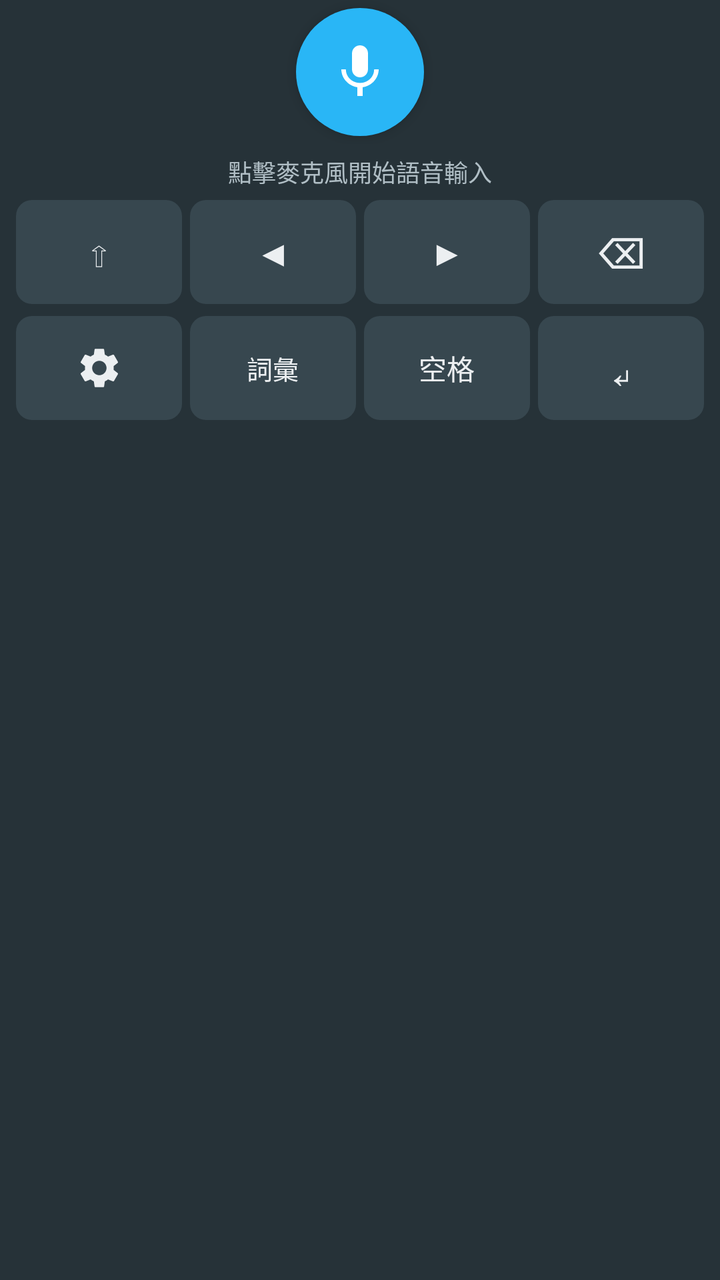
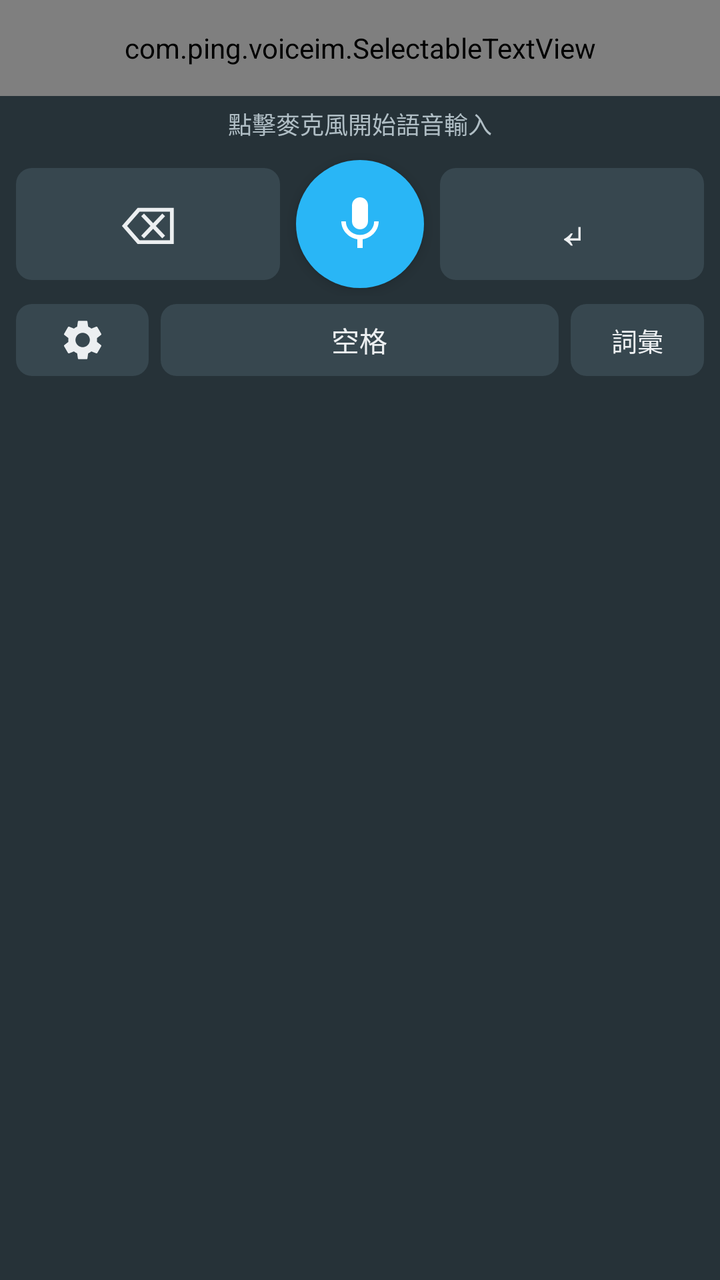

Two renders of the same Android screen: before a commit and after it. Below are the layout's source before the change and the commit's diff.
<!-- AndroidManifest.xml: application theme Theme.VoiceAssistant -->
<!-- res/layout/ime_keyboard.xml -->
<?xml version="1.0" encoding="utf-8"?>
<LinearLayout xmlns:android="http://schemas.android.com/apk/res/android"
    xmlns:app="http://schemas.android.com/apk/res-auto"
    android:layout_width="match_parent"
    android:layout_height="wrap_content"
    android:orientation="vertical"
    android:background="@color/ime_bg"
    android:paddingBottom="8dp">

    
    <ScrollView
        android:id="@+id/scroll_suggestions"
        android:layout_width="match_parent"
        android:layout_height="wrap_content"
        android:maxHeight="40dp"
        android:background="@color/ime_preview_bg"
        android:visibility="gone"
        android:paddingStart="8dp"
        android:paddingEnd="8dp"
        android:paddingTop="2dp"
        android:paddingBottom="2dp">
        <com.google.android.material.chip.ChipGroup
            android:id="@+id/ll_suggestions"
            android:layout_width="match_parent"
            android:layout_height="wrap_content"
            app:chipSpacingHorizontal="4dp"
            app:chipSpacingVertical="2dp" />
    </ScrollView>

    

    <LinearLayout
        android:id="@+id/layout_mic_row"
        android:layout_width="match_parent"
        android:layout_height="72dp"
        android:orientation="horizontal"
        android:gravity="center">

        <ImageButton
            android:id="@+id/btn_mic"
            android:layout_width="64dp"
            android:layout_height="64dp"
            android:src="@drawable/ic_mic"
            android:background="@drawable/mic_bg"
            android:contentDescription="語音輸入"
            android:scaleType="centerInside"
            android:padding="14dp"
            android:elevation="4dp" />
    </LinearLayout>

    <LinearLayout
        android:id="@+id/layout_candidate_top"
        android:layout_width="match_parent"
        android:layout_height="wrap_content"
        android:orientation="vertical"
        android:visibility="gone">

        
        <TextView
            android:id="@+id/tv_selected_range"
            android:layout_width="match_parent"
            android:layout_height="32dp"
            android:gravity="center_vertical"
            android:paddingStart="12dp"
            android:paddingEnd="12dp"
            android:textSize="12sp"
            android:textColor="@color/ime_status_text"
            android:singleLine="true" />

        <ScrollView
            android:layout_width="match_parent"
            android:layout_height="wrap_content"
            android:maxHeight="96dp"
            android:paddingStart="8dp"
            android:paddingEnd="8dp"
            android:paddingTop="4dp"
            android:paddingBottom="4dp">
            <com.google.android.material.chip.ChipGroup
                android:id="@+id/ll_candidates"
                android:layout_width="match_parent"
                android:layout_height="wrap_content"
                app:chipSpacingHorizontal="4dp"
                app:chipSpacingVertical="2dp" />
        </ScrollView>
    </LinearLayout>

    
    <TextView
        android:id="@+id/tv_preview"
        android:layout_width="match_parent"
        android:layout_height="wrap_content"
        android:minHeight="32dp"
        android:gravity="center_vertical"
        android:paddingStart="12dp"
        android:paddingEnd="12dp"
        android:background="@color/ime_preview_bg"
        android:textSize="14sp"
        android:textColor="@color/ime_status_text"
        android:visibility="gone" />

    
    <ProgressBar
        android:id="@+id/progress_bar"
        style="@android:style/Widget.ProgressBar.Horizontal"
        android:layout_width="match_parent"
        android:layout_height="4dp"
        android:max="100"
        android:visibility="gone"
        android:progressTint="@color/ime_accent" />

    
    <TextView
        android:id="@+id/tv_status"
        android:layout_width="match_parent"
        android:layout_height="28dp"
        android:gravity="center"
        android:textSize="12sp"
        android:textColor="@color/ime_status_text"
        android:text="點擊麥克風開始語音輸入" />

    
    <LinearLayout
        android:layout_width="match_parent"
        android:layout_height="52dp"
        android:orientation="horizontal"
        android:paddingStart="8dp"
        android:paddingEnd="8dp">

        <TextView
            android:id="@+id/btn_shift"
            android:layout_width="0dp"
            android:layout_height="match_parent"
            android:layout_weight="1"
            android:gravity="center"
            android:text="⇧"
            android:textSize="18sp"
            android:textColor="@color/ime_key_text"
            android:background="@drawable/key_bg" />

        <Space android:layout_width="4dp" android:layout_height="0dp" />

        <TextView
            android:id="@+id/btn_sel_expand_left"
            android:layout_width="0dp"
            android:layout_height="match_parent"
            android:layout_weight="1"
            android:gravity="center"
            android:text="◀"
            android:textSize="18sp"
            android:textColor="@color/ime_key_text"
            android:background="@drawable/key_bg" />

        <Space android:layout_width="4dp" android:layout_height="0dp" />

        <TextView
            android:id="@+id/btn_sel_expand_right"
            android:layout_width="0dp"
            android:layout_height="match_parent"
            android:layout_weight="1"
            android:gravity="center"
            android:text="▶"
            android:textSize="18sp"
            android:textColor="@color/ime_key_text"
            android:background="@drawable/key_bg" />

        <Space android:layout_width="4dp" android:layout_height="0dp" />

        <TextView
            android:id="@+id/btn_backspace"
            android:layout_width="0dp"
            android:layout_height="match_parent"
            android:layout_weight="1"
            android:gravity="center"
            android:text="⌫"
            android:textSize="22sp"
            android:textColor="@color/ime_key_text"
            android:background="@drawable/key_bg" />
    </LinearLayout>

    <Space android:layout_width="0dp" android:layout_height="6dp" />

    <LinearLayout
        android:layout_width="match_parent"
        android:layout_height="52dp"
        android:orientation="horizontal"
        android:paddingStart="8dp"
        android:paddingEnd="8dp">

        <ImageButton
            android:id="@+id/btn_settings"
            android:layout_width="0dp"
            android:layout_height="match_parent"
            android:layout_weight="1"
            android:src="@drawable/ic_settings"
            android:background="@drawable/key_bg"
            android:contentDescription="設定"
            android:scaleType="centerInside"
            android:padding="12dp" />

        <Space android:layout_width="4dp" android:layout_height="0dp" />

        <FrameLayout
            android:layout_width="0dp"
            android:layout_height="match_parent"
            android:layout_weight="1">

            <TextView
                android:id="@+id/btn_dict_insert"
                android:layout_width="match_parent"
                android:layout_height="match_parent"
                android:gravity="center"
                android:text="詞彙"
                android:textSize="13sp"
                android:textColor="@color/ime_key_text"
                android:background="@drawable/key_bg" />

            <TextView
                android:id="@+id/btn_cancel_selection"
                android:layout_width="match_parent"
                android:layout_height="match_parent"
                android:gravity="center"
                android:visibility="gone"
                android:text="關閉"
                android:textSize="13sp"
                android:textColor="@color/ime_key_text"
                android:background="@drawable/key_bg" />
        </FrameLayout>

        <Space android:layout_width="4dp" android:layout_height="0dp" />

        <TextView
            android:id="@+id/btn_space"
            android:layout_width="0dp"
            android:layout_height="match_parent"
            android:layout_weight="1"
            android:gravity="center"
            android:text="空格"
            android:textSize="14sp"
            android:textColor="@color/ime_key_text"
            android:background="@drawable/key_bg" />

        <Space android:layout_width="4dp" android:layout_height="0dp" />

        <TextView
            android:id="@+id/btn_enter"
            android:layout_width="0dp"
            android:layout_height="match_parent"
            android:layout_weight="1"
            android:gravity="center"
            android:text="↵"
            android:textSize="22sp"
            android:textColor="@color/ime_key_text"
            android:background="@drawable/key_bg" />
    </LinearLayout>

</LinearLayout>
<!-- resources referenced by this layout -->
<resources>
  <color name="ime_accent">#29B6F6</color>
  <color name="ime_bg">#263238</color>
  <color name="ime_key_text">#ECEFF1</color>
  <color name="ime_preview_bg">#1C272C</color>
  <color name="ime_status_text">#B0BEC5</color>
  <!-- drawable ic_mic (drawable) -->
  <?xml version="1.0" encoding="utf-8"?>
  <vector xmlns:android="http://schemas.android.com/apk/res/android"
      android:width="32dp"
      android:height="32dp"
      android:viewportWidth="24"
      android:viewportHeight="24">
      <path
          android:fillColor="#FFFFFF"
          android:pathData="M12,14c1.66,0 2.99,-1.34 2.99,-3L15,5c0,-1.66 -1.34,-3 -3,-3S9,3.34 9,5v6c0,1.66 1.34,3 3,3z"/>
      <path
          android:fillColor="#FFFFFF"
          android:pathData="M17.3,11c0,3 -2.54,5.1 -5.3,5.1S6.7,14 6.7,11H5c0,3.41 2.72,6.23 6,6.72V21h2v-3.28c3.28,-0.48 6,-3.3 6,-6.72h-1.7z"/>
  </vector>
  <!-- drawable ic_settings (drawable) -->
  <?xml version="1.0" encoding="utf-8"?>
  <vector xmlns:android="http://schemas.android.com/apk/res/android"
      android:width="24dp"
      android:height="24dp"
      android:viewportWidth="24"
      android:viewportHeight="24">
      <path
          android:fillColor="@color/ime_key_icon"
          android:pathData="M19.14,12.94c0.04,-0.3 0.06,-0.61 0.06,-0.94c0,-0.32 -0.02,-0.64 -0.07,-0.94l2.03,-1.58c0.18,-0.14 0.23,-0.41 0.12,-0.61l-1.92,-3.32c-0.12,-0.22 -0.37,-0.29 -0.59,-0.22l-2.39,0.96c-0.5,-0.38 -1.03,-0.7 -1.62,-0.94L14.4,2.81c-0.04,-0.24 -0.24,-0.41 -0.48,-0.41h-3.84c-0.24,0 -0.43,0.17 -0.47,0.41L9.25,5.35C8.66,5.59 8.12,5.92 7.63,6.29L5.24,5.33c-0.22,-0.08 -0.47,0 -0.59,0.22L2.74,8.87C2.62,9.08 2.66,9.34 2.86,9.48l2.03,1.58C4.84,11.36 4.8,11.69 4.8,12s0.02,0.64 0.07,0.94l-2.03,1.58c-0.18,0.14 -0.23,0.41 -0.12,0.61l1.92,3.32c0.12,0.22 0.37,0.29 0.59,0.22l2.39,-0.96c0.5,0.38 1.03,0.7 1.62,0.94l0.36,2.54c0.05,0.24 0.24,0.41 0.48,0.41h3.84c0.24,0 0.44,-0.17 0.47,-0.41l0.36,-2.54c0.59,-0.24 1.13,-0.56 1.62,-0.94l2.39,0.96c0.22,0.08 0.47,0 0.59,-0.22l1.92,-3.32c0.12,-0.22 0.07,-0.47 -0.12,-0.61L19.14,12.94zM12,15.6c-1.98,0 -3.6,-1.62 -3.6,-3.6s1.62,-3.6 3.6,-3.6s3.6,1.62 3.6,3.6S13.98,15.6 12,15.6z"/>
  </vector>
  <!-- drawable key_bg (drawable) -->
  <?xml version="1.0" encoding="utf-8"?>
  <shape xmlns:android="http://schemas.android.com/apk/res/android"
      android:shape="rectangle">
      <solid android:color="@color/ime_key_bg" />
      <corners android:radius="8dp" />
  </shape>
  <!-- drawable mic_bg (drawable) -->
  <?xml version="1.0" encoding="utf-8"?>
  <shape xmlns:android="http://schemas.android.com/apk/res/android"
      android:shape="oval">
      <solid android:color="@color/ime_accent" />
  </shape>
  <style name="Theme.VoiceAssistant" parent="Theme.MaterialComponents.DayNight.NoActionBar">
          <item name="colorPrimary">@color/ime_accent</item>
          <item name="colorPrimaryDark">#0288D1</item>
          <item name="colorAccent">@color/ime_accent</item>
      </style>
  <color name="ime_key_icon">#ECEFF1</color>
  <color name="ime_key_bg">#37474F</color>
</resources>

<!-- the commit's change to res/layout/ime_keyboard.xml (unified diff, before → after) -->
@@ -1,11 +1,30 @@
 <?xml version="1.0" encoding="utf-8"?>
 <LinearLayout xmlns:android="http://schemas.android.com/apk/res/android"
-    xmlns:app="http://schemas.android.com/apk/res-auto"
     android:layout_width="match_parent"
     android:layout_height="wrap_content"
     android:orientation="vertical"
     android:background="@color/ime_bg"
     android:paddingBottom="8dp">
+
+    
+    <HorizontalScrollView
+        android:layout_width="match_parent"
+        android:layout_height="48dp"
+        android:background="@color/ime_preview_bg"
+        android:fillViewport="true">
+        <com.ping.voiceim.SelectableTextView
+            android:id="@+id/tv_transcription"
+            android:layout_width="wrap_content"
+            android:layout_height="match_parent"
+            android:gravity="center_vertical"
+            android:paddingStart="12dp"
+            android:paddingEnd="12dp"
+            android:textSize="18sp"
+            android:textColor="@color/ime_preview_text"
+            android:hint="辨識結果將顯示於此"
+            android:textColorHint="#888888"
+            android:singleLine="true" />
+    </HorizontalScrollView>
 
     
     <ScrollView
@@ -24,36 +43,140 @@
             android:layout_width="match_parent"
             android:layout_height="wrap_content"
             app:chipSpacingHorizontal="4dp"
-            app:chipSpacingVertical="2dp" />
+            app:chipSpacingVertical="2dp"
+            xmlns:app="http://schemas.android.com/apk/res-auto" />
     </ScrollView>
 
     
-
+    <ProgressBar
+        android:id="@+id/progress_bar"
+        style="@android:style/Widget.ProgressBar.Horizontal"
+        android:layout_width="match_parent"
+        android:layout_height="4dp"
+        android:max="100"
+        android:visibility="gone"
+        android:progressTint="@color/ime_accent" />
+
+    
+    <TextView
+        android:id="@+id/tv_status"
+        android:layout_width="match_parent"
+        android:layout_height="28dp"
+        android:gravity="center"
+        android:textSize="12sp"
+        android:textColor="@color/ime_status_text"
+        android:text="點擊麥克風開始語音輸入" />
+
+    
     <LinearLayout
-        android:id="@+id/layout_mic_row"
-        android:layout_width="match_parent"
-        android:layout_height="72dp"
-        android:orientation="horizontal"
-        android:gravity="center">
-
-        <ImageButton
-            android:id="@+id/btn_mic"
-            android:layout_width="64dp"
-            android:layout_height="64dp"
-            android:src="@drawable/ic_mic"
-            android:background="@drawable/mic_bg"
-            android:contentDescription="語音輸入"
-            android:scaleType="centerInside"
-            android:padding="14dp"
-            android:elevation="4dp" />
+        android:id="@+id/layout_normal_controls"
+        android:layout_width="match_parent"
+        android:layout_height="wrap_content"
+        android:orientation="vertical">
+
+        
+        <LinearLayout
+            android:layout_width="match_parent"
+            android:layout_height="72dp"
+            android:orientation="horizontal"
+            android:gravity="center_vertical"
+            android:paddingStart="8dp"
+            android:paddingEnd="8dp">
+
+            <TextView
+                android:id="@+id/btn_backspace"
+                android:layout_width="0dp"
+                android:layout_height="56dp"
+                android:layout_weight="1"
+                android:gravity="center"
+                android:text="⌫"
+                android:textSize="26sp"
+                android:textColor="@color/ime_key_text"
+                android:background="@drawable/key_bg" />
+
+            <Space android:layout_width="8dp" android:layout_height="0dp" />
+
+            <ImageButton
+                android:id="@+id/btn_mic"
+                android:layout_width="64dp"
+                android:layout_height="64dp"
+                android:src="@drawable/ic_mic"
+                android:background="@drawable/mic_bg"
+                android:contentDescription="語音輸入"
+                android:scaleType="centerInside"
+                android:padding="14dp"
+                android:elevation="4dp" />
+
+            <Space android:layout_width="8dp" android:layout_height="0dp" />
+
+            <TextView
+                android:id="@+id/btn_enter"
+                android:layout_width="0dp"
+                android:layout_height="56dp"
+                android:layout_weight="1"
+                android:gravity="center"
+                android:text="↵"
+                android:textSize="26sp"
+                android:textColor="@color/ime_key_text"
+                android:background="@drawable/key_bg" />
+        </LinearLayout>
+
+        
+        <LinearLayout
+            android:layout_width="match_parent"
+            android:layout_height="44dp"
+            android:orientation="horizontal"
+            android:paddingStart="8dp"
+            android:paddingEnd="8dp"
+            android:gravity="center_vertical">
+
+            <ImageButton
+                android:id="@+id/btn_settings"
+                android:layout_width="0dp"
+                android:layout_height="36dp"
+                android:layout_weight="1"
+                android:src="@drawable/ic_settings"
+                android:background="@drawable/key_bg"
+                android:contentDescription="詞彙設定"
+                android:scaleType="centerInside"
+                android:padding="6dp" />
+
+            <Space android:layout_width="6dp" android:layout_height="0dp" />
+
+            <TextView
+                android:id="@+id/btn_space"
+                android:layout_width="0dp"
+                android:layout_height="36dp"
+                android:layout_weight="3"
+                android:gravity="center"
+                android:text="空格"
+                android:textSize="14sp"
+                android:textColor="@color/ime_key_text"
+                android:background="@drawable/key_bg" />
+
+            <Space android:layout_width="6dp" android:layout_height="0dp" />
+
+            <TextView
+                android:id="@+id/btn_dict_insert"
+                android:layout_width="0dp"
+                android:layout_height="36dp"
+                android:layout_weight="1"
+                android:gravity="center"
+                android:text="詞彙"
+                android:textSize="13sp"
+                android:textColor="@color/ime_key_text"
+                android:background="@drawable/key_bg" />
+        </LinearLayout>
     </LinearLayout>
 
+    
     <LinearLayout
-        android:id="@+id/layout_candidate_top"
+        android:id="@+id/layout_candidates"
         android:layout_width="match_parent"
         android:layout_height="wrap_content"
         android:orientation="vertical"
-        android:visibility="gone">
+        android:visibility="gone"
+        android:background="@color/ime_bg">
 
         
         <TextView
@@ -67,6 +190,7 @@
             android:textColor="@color/ime_status_text"
             android:singleLine="true" />
 
+        
         <ScrollView
             android:layout_width="match_parent"
             android:layout_height="wrap_content"
@@ -80,177 +204,69 @@
                 android:layout_width="match_parent"
                 android:layout_height="wrap_content"
                 app:chipSpacingHorizontal="4dp"
-                app:chipSpacingVertical="2dp" />
+                app:chipSpacingVertical="2dp"
+                xmlns:app="http://schemas.android.com/apk/res-auto" />
         </ScrollView>
-    </LinearLayout>
-
-    
-    <TextView
-        android:id="@+id/tv_preview"
-        android:layout_width="match_parent"
-        android:layout_height="wrap_content"
-        android:minHeight="32dp"
-        android:gravity="center_vertical"
-        android:paddingStart="12dp"
-        android:paddingEnd="12dp"
-        android:background="@color/ime_preview_bg"
-        android:textSize="14sp"
-        android:textColor="@color/ime_status_text"
-        android:visibility="gone" />
-
-    
-    <ProgressBar
-        android:id="@+id/progress_bar"
-        style="@android:style/Widget.ProgressBar.Horizontal"
-        android:layout_width="match_parent"
-        android:layout_height="4dp"
-        android:max="100"
-        android:visibility="gone"
-        android:progressTint="@color/ime_accent" />
-
-    
-    <TextView
-        android:id="@+id/tv_status"
-        android:layout_width="match_parent"
-        android:layout_height="28dp"
-        android:gravity="center"
-        android:textSize="12sp"
-        android:textColor="@color/ime_status_text"
-        android:text="點擊麥克風開始語音輸入" />
-
-    
-    <LinearLayout
-        android:layout_width="match_parent"
-        android:layout_height="52dp"
-        android:orientation="horizontal"
-        android:paddingStart="8dp"
-        android:paddingEnd="8dp">
-
-        <TextView
-            android:id="@+id/btn_shift"
-            android:layout_width="0dp"
-            android:layout_height="match_parent"
-            android:layout_weight="1"
-            android:gravity="center"
-            android:text="⇧"
-            android:textSize="18sp"
-            android:textColor="@color/ime_key_text"
-            android:background="@drawable/key_bg" />
-
-        <Space android:layout_width="4dp" android:layout_height="0dp" />
-
-        <TextView
-            android:id="@+id/btn_sel_expand_left"
-            android:layout_width="0dp"
-            android:layout_height="match_parent"
-            android:layout_weight="1"
-            android:gravity="center"
-            android:text="◀"
-            android:textSize="18sp"
-            android:textColor="@color/ime_key_text"
-            android:background="@drawable/key_bg" />
-
-        <Space android:layout_width="4dp" android:layout_height="0dp" />
-
-        <TextView
-            android:id="@+id/btn_sel_expand_right"
-            android:layout_width="0dp"
-            android:layout_height="match_parent"
-            android:layout_weight="1"
-            android:gravity="center"
-            android:text="▶"
-            android:textSize="18sp"
-            android:textColor="@color/ime_key_text"
-            android:background="@drawable/key_bg" />
-
-        <Space android:layout_width="4dp" android:layout_height="0dp" />
-
-        <TextView
-            android:id="@+id/btn_backspace"
-            android:layout_width="0dp"
-            android:layout_height="match_parent"
-            android:layout_weight="1"
-            android:gravity="center"
-            android:text="⌫"
-            android:textSize="22sp"
-            android:textColor="@color/ime_key_text"
-            android:background="@drawable/key_bg" />
-    </LinearLayout>
-
-    <Space android:layout_width="0dp" android:layout_height="6dp" />
-
-    <LinearLayout
-        android:layout_width="match_parent"
-        android:layout_height="52dp"
-        android:orientation="horizontal"
-        android:paddingStart="8dp"
-        android:paddingEnd="8dp">
-
-        <ImageButton
-            android:id="@+id/btn_settings"
-            android:layout_width="0dp"
-            android:layout_height="match_parent"
-            android:layout_weight="1"
-            android:src="@drawable/ic_settings"
-            android:background="@drawable/key_bg"
-            android:contentDescription="設定"
-            android:scaleType="centerInside"
-            android:padding="12dp" />
-
-        <Space android:layout_width="4dp" android:layout_height="0dp" />
-
-        <FrameLayout
-            android:layout_width="0dp"
-            android:layout_height="match_parent"
-            android:layout_weight="1">
-
-            <TextView
-                android:id="@+id/btn_dict_insert"
-                android:layout_width="match_parent"
-                android:layout_height="match_parent"
-                android:gravity="center"
-                android:text="詞彙"
-                android:textSize="13sp"
-                android:textColor="@color/ime_key_text"
-                android:background="@drawable/key_bg" />
+
+        
+        <LinearLayout
+            android:layout_width="match_parent"
+            android:layout_height="44dp"
+            android:orientation="horizontal"
+            android:paddingStart="8dp"
+            android:paddingEnd="8dp"
+            android:gravity="center_vertical">
+
+            <TextView
+                android:id="@+id/btn_shift"
+                android:layout_width="0dp"
+                android:layout_height="36dp"
+                android:layout_weight="1"
+                android:gravity="center"
+                android:text="⇧"
+                android:textSize="16sp"
+                android:textColor="@color/ime_key_text"
+                android:background="@drawable/key_bg" />
+
+            <Space android:layout_width="6dp" android:layout_height="0dp" />
+
+            <TextView
+                android:id="@+id/btn_sel_expand_left"
+                android:layout_width="0dp"
+                android:layout_height="36dp"
+                android:layout_weight="1"
+                android:gravity="center"
+                android:text="◀"
+                android:textSize="16sp"
+                android:textColor="@color/ime_key_text"
+                android:background="@drawable/key_bg" />
+
+            <Space android:layout_width="6dp" android:layout_height="0dp" />
+
+            <TextView
+                android:id="@+id/btn_sel_expand_right"
+                android:layout_width="0dp"
+                android:layout_height="36dp"
+                android:layout_weight="1"
+                android:gravity="center"
+                android:text="▶"
+                android:textSize="16sp"
+                android:textColor="@color/ime_key_text"
+                android:background="@drawable/key_bg" />
+
+            <Space android:layout_width="6dp" android:layout_height="0dp" />
 
             <TextView
                 android:id="@+id/btn_cancel_selection"
-                android:layout_width="match_parent"
-                android:layout_height="match_parent"
-                android:gravity="center"
-                android:visibility="gone"
+                android:layout_width="0dp"
+                android:layout_height="36dp"
+                android:layout_weight="2"
+                android:gravity="center"
                 android:text="關閉"
                 android:textSize="13sp"
                 android:textColor="@color/ime_key_text"
                 android:background="@drawable/key_bg" />
-        </FrameLayout>
-
-        <Space android:layout_width="4dp" android:layout_height="0dp" />
-
-        <TextView
-            android:id="@+id/btn_space"
-            android:layout_width="0dp"
-            android:layout_height="match_parent"
-            android:layout_weight="1"
-            android:gravity="center"
-            android:text="空格"
-            android:textSize="14sp"
-            android:textColor="@color/ime_key_text"
-            android:background="@drawable/key_bg" />
-
-        <Space android:layout_width="4dp" android:layout_height="0dp" />
-
-        <TextView
-            android:id="@+id/btn_enter"
-            android:layout_width="0dp"
-            android:layout_height="match_parent"
-            android:layout_weight="1"
-            android:gravity="center"
-            android:text="↵"
-            android:textSize="22sp"
-            android:textColor="@color/ime_key_text"
-            android:background="@drawable/key_bg" />
+        </LinearLayout>
     </LinearLayout>
 
 </LinearLayout>
<!-- resource entries referenced after the edit -->
@@ -4,6 +4,7 @@
   <color name="ime_bg">#263238</color>
   <color name="ime_key_text">#ECEFF1</color>
   <color name="ime_preview_bg">#1C272C</color>
+  <color name="ime_preview_text">#FFFFFF</color>
   <color name="ime_status_text">#B0BEC5</color>
   <!-- drawable ic_mic (drawable) -->
   <?xml version="1.0" encoding="utf-8"?>
